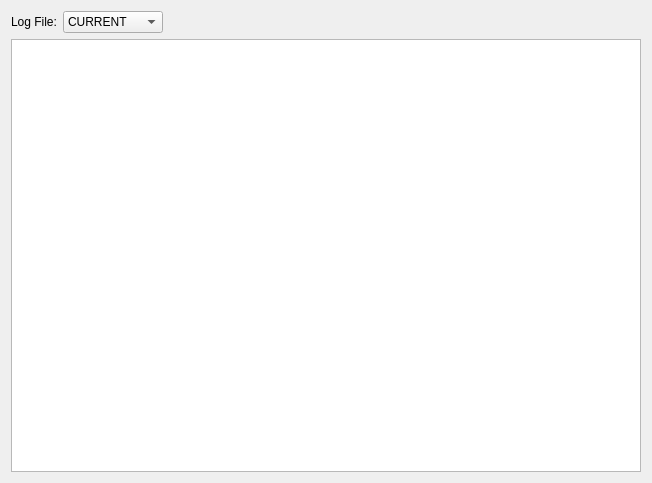
Qt form sub3suite/src/Dialogs/LogViewerDialog.ui (3nock/OTE) before a commit.
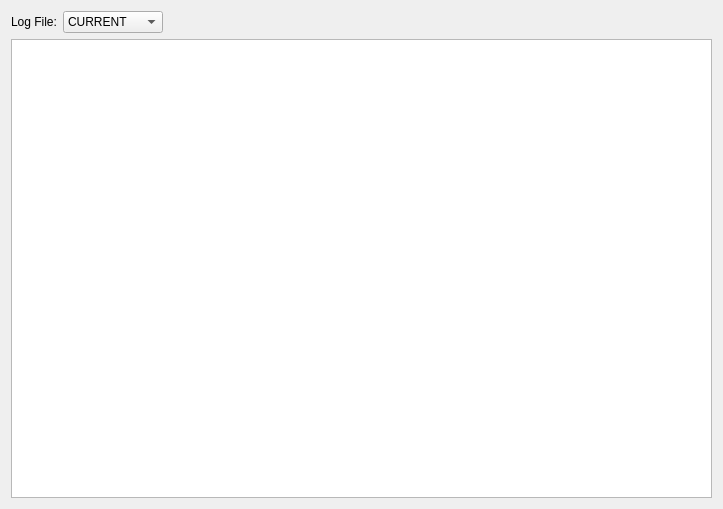
The same form after that commit. Icons and pictures are not drawn.

Diff of the .ui file:
```diff
--- a/sub3suite/src/Dialogs/LogViewerDialog.ui
+++ b/sub3suite/src/Dialogs/LogViewerDialog.ui
@@ -6,10 +6,16 @@
    <rect>
     <x>0</x>
     <y>0</y>
-    <width>652</width>
-    <height>483</height>
+    <width>723</width>
+    <height>509</height>
    </rect>
   </property>
+  <property name="sizePolicy">
+   <sizepolicy hsizetype="Expanding" vsizetype="Expanding">
+    <horstretch>0</horstretch>
+    <verstretch>0</verstretch>
+   </sizepolicy>
+  </property>
   <property name="windowTitle">
    <string>Log Viewer</string>
   </property>
```
